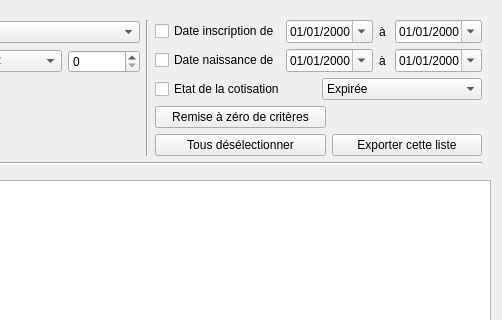
Before: the Qt Designer form f_listemembres.ui in nivhg/ludopen, drawn with Qt 5; both pictures show x 550 to 1052 and y 0 to 320 of the 1052 by 678 pixel window.
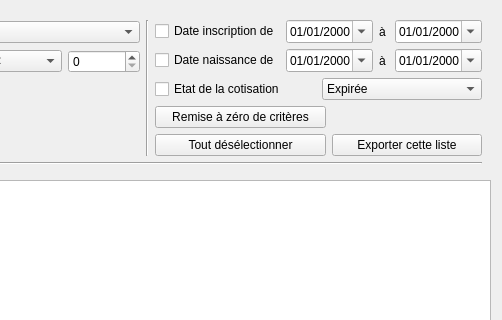
After: the same form once the commit is applied. Icons and pictures are not drawn.

Patch:
```diff
--- a/f_listemembres.ui
+++ b/f_listemembres.ui
@@ -288,7 +288,7 @@
           <item>
            <widget class="QPushButton" name="Bt_Deselection">
             <property name="text">
-             <string>Tous désélectionner</string>
+             <string>Tout désélectionner</string>
             </property>
            </widget>
           </item>
```
Left out of the diff: 2 changed lines with no effect on the pictures.
